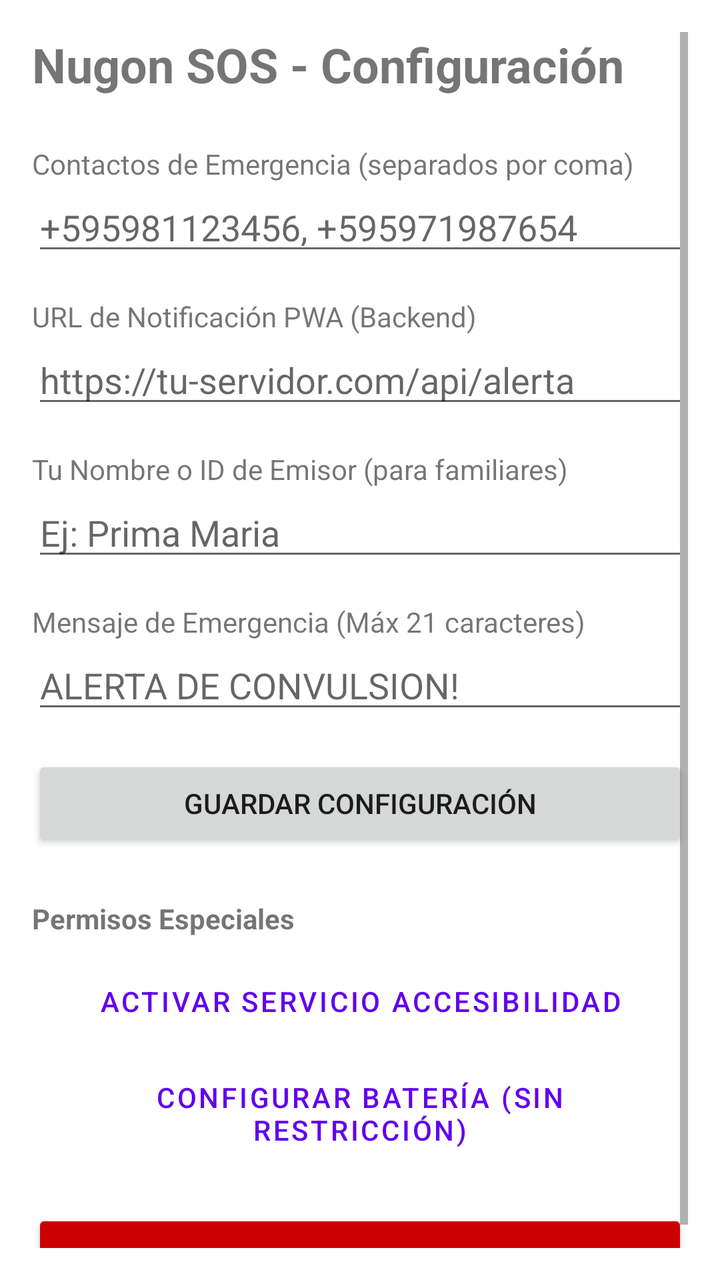
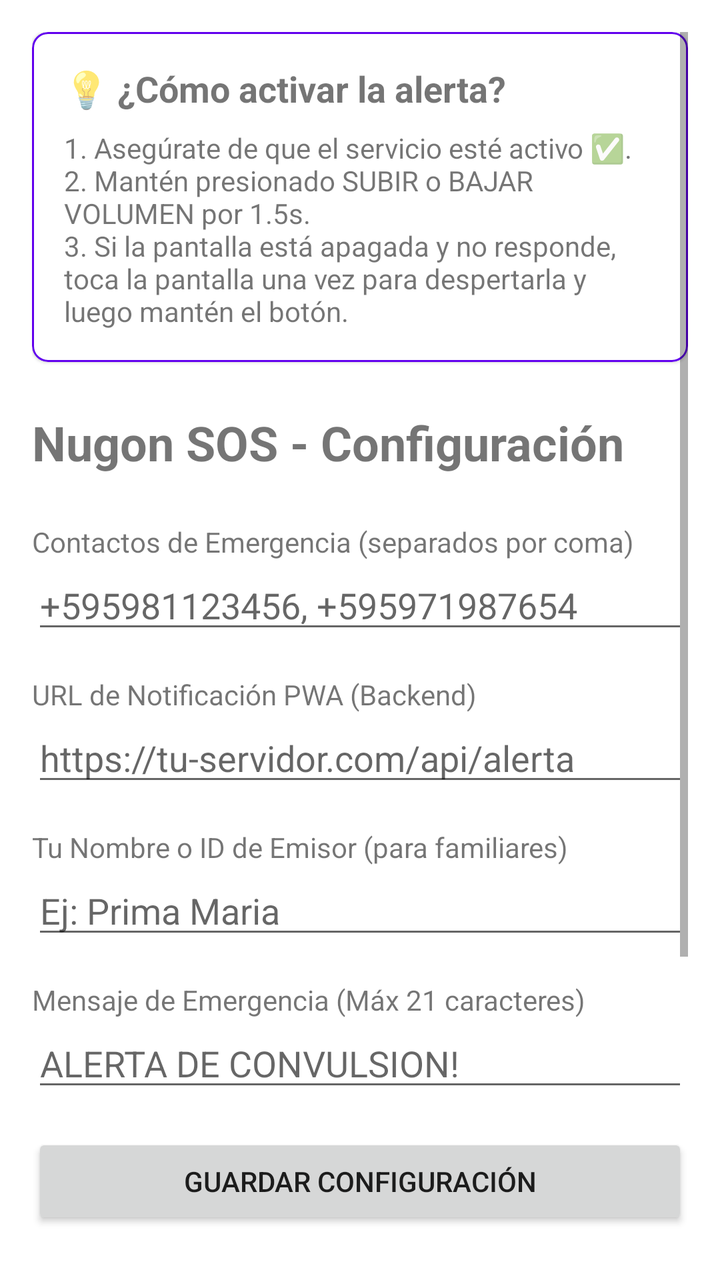

An Android layout rendered at two revisions. The XML below is the earlier revision; the diff shows what the commit changed to produce the second picture.
<!-- AndroidManifest.xml: application theme Theme.Nugonandroid -->
<!-- res/layout/activity_main.xml -->
<?xml version="1.0" encoding="utf-8"?>
<ScrollView xmlns:android="http://schemas.android.com/apk/res/android"
    android:layout_width="match_parent"
    android:layout_height="match_parent"
    android:padding="16dp">

    <LinearLayout
        android:layout_width="match_parent"
        android:layout_height="wrap_content"
        android:orientation="vertical">

        <TextView
            android:layout_width="match_parent"
            android:layout_height="wrap_content"
            android:text="@string/config_title"
            android:textSize="24sp"
            android:textStyle="bold"
            android:layout_marginBottom="24dp" />

        <TextView
            android:layout_width="match_parent"
            android:layout_height="wrap_content"
            android:text="@string/contacts_label" />

        <EditText
            android:id="@+id/contactsEditText"
            android:layout_width="match_parent"
            android:layout_height="wrap_content"
            android:hint="@string/contacts_hint"
            android:inputType="phone"
            android:autofillHints="phoneNumber"
            android:layout_marginBottom="16dp" />

        <TextView
            android:layout_width="match_parent"
            android:layout_height="wrap_content"
            android:text="@string/backend_url_label" />

        <EditText
            android:id="@+id/backendUrlEditText"
            android:layout_width="match_parent"
            android:layout_height="wrap_content"
            android:hint="@string/backend_url_hint"
            android:inputType="textUri"
            android:autofillHints="url"
            android:layout_marginBottom="16dp" />

        <TextView
            android:layout_width="match_parent"
            android:layout_height="wrap_content"
            android:text="@string/sender_id_label" />

        <EditText
            android:id="@+id/senderIdEditText"
            android:layout_width="match_parent"
            android:layout_height="wrap_content"
            android:hint="@string/sender_id_hint"
            android:inputType="text"
            android:autofillHints="name"
            android:layout_marginBottom="16dp" />

        <TextView
            android:layout_width="match_parent"
            android:layout_height="wrap_content"
            android:text="@string/message_label" />

        <EditText
            android:id="@+id/messageEditText"
            android:layout_width="match_parent"
            android:layout_height="wrap_content"
            android:hint="@string/message_default"
            android:inputType="textCapCharacters"
            android:maxLength="21"
            android:layout_marginBottom="16dp" />

        <Button
            android:id="@+id/saveButton"
            android:layout_width="match_parent"
            android:layout_height="wrap_content"
            android:text="@string/save_button"
            android:layout_marginBottom="24dp" />

        <TextView
            android:layout_width="match_parent"
            android:layout_height="wrap_content"
            android:text="@string/special_permissions_label"
            android:textStyle="bold"
            android:layout_marginBottom="8dp" />

        <Button
            android:id="@+id/accessibilityButton"
            android:layout_width="match_parent"
            android:layout_height="wrap_content"
            android:text="@string/accessibility_button"
            style="@style/Widget.MaterialComponents.Button.OutlinedButton"
            android:layout_marginBottom="8dp" />

        <Button
            android:id="@+id/batteryButton"
            android:layout_width="match_parent"
            android:layout_height="wrap_content"
            android:text="@string/battery_button"
            style="@style/Widget.MaterialComponents.Button.OutlinedButton"
            android:layout_marginBottom="24dp" />

        <Button
            android:id="@+id/testButton"
            android:layout_width="match_parent"
            android:layout_height="wrap_content"
            android:text="@string/test_alert_button"
            android:backgroundTint="@android:color/holo_red_dark"
            android:textColor="@android:color/white" />

    </LinearLayout>
</ScrollView>
<!-- resources referenced by this layout -->
<resources>
  <string name="accessibility_button">Activar Servicio Accesibilidad</string>
  <string name="backend_url_hint">https://tu-servidor.com/api/alerta</string>
  <string name="backend_url_label">URL de Notificación PWA (Backend)</string>
  <string name="battery_button">Configurar Batería (Sin Restricción)</string>
  <string name="config_title">Nugon SOS - Configuración</string>
  <string name="contacts_hint">+595981123456, +595971987654</string>
  <string name="contacts_label">Contactos de Emergencia (separados por coma)</string>
  <string name="message_default">ALERTA DE CONVULSION!</string>
  <string name="message_label">Mensaje de Emergencia (Máx 21 caracteres)</string>
  <string name="save_button">Guardar Configuración</string>
  <string name="sender_id_hint">Ej: Prima Maria</string>
  <string name="sender_id_label">Tu Nombre o ID de Emisor (para familiares)</string>
  <string name="special_permissions_label">Permisos Especiales</string>
  <string name="test_alert_button">ENVIAR ALERTA DE PRUEBA</string>
  <style name="Theme.Nugonandroid" parent="Theme.MaterialComponents.DayNight.DarkActionBar">
          
          <item name="colorPrimary">@color/purple_500</item>
          <item name="colorPrimaryVariant">@color/purple_700</item>
          <item name="colorOnPrimary">@color/white</item>
          
          <item name="colorSecondary">@color/teal_200</item>
          <item name="colorSecondaryVariant">@color/teal_700</item>
          <item name="colorOnSecondary">@color/black</item>
          
          <item name="android:statusBarColor">?attr/colorPrimaryVariant</item>
          
      </style>
  <color name="purple_500">#FF6200EE</color>
  <color name="purple_700">#FF3700B3</color>
  <color name="white">#FFFFFFFF</color>
  <color name="teal_200">#FF03DAC5</color>
  <color name="teal_700">#FF018786</color>
  <color name="black">#FF000000</color>
</resources>

<!-- the commit's change to res/layout/activity_main.xml (unified diff, before → after) -->
@@ -1,5 +1,6 @@
 <?xml version="1.0" encoding="utf-8"?>
 <ScrollView xmlns:android="http://schemas.android.com/apk/res/android"
+    xmlns:app="http://schemas.android.com/apk/res-auto"
     android:layout_width="match_parent"
     android:layout_height="match_parent"
     android:padding="16dp">
@@ -8,6 +9,36 @@
         android:layout_width="match_parent"
         android:layout_height="wrap_content"
         android:orientation="vertical">
+
+        <com.google.android.material.card.MaterialCardView
+            android:layout_width="match_parent"
+            android:layout_height="wrap_content"
+            android:layout_marginBottom="24dp"
+            app:cardCornerRadius="8dp"
+            app:strokeWidth="1dp"
+            app:strokeColor="?attr/colorPrimary">
+
+            <LinearLayout
+                android:layout_width="match_parent"
+                android:layout_height="wrap_content"
+                android:orientation="vertical"
+                android:padding="16dp">
+
+                <TextView
+                    android:layout_width="match_parent"
+                    android:layout_height="wrap_content"
+                    android:text="@string/instructions_title"
+                    android:textStyle="bold"
+                    android:textSize="18sp"
+                    android:layout_marginBottom="8dp" />
+
+                <TextView
+                    android:layout_width="match_parent"
+                    android:layout_height="wrap_content"
+                    android:text="@string/instructions_content"
+                    android:textSize="14sp" />
+            </LinearLayout>
+        </com.google.android.material.card.MaterialCardView>
 
         <TextView
             android:layout_width="match_parent"
<!-- resource entries referenced after the edit -->
@@ -7,6 +7,8 @@
   <string name="config_title">Nugon SOS - Configuración</string>
   <string name="contacts_hint">+595981123456, +595971987654</string>
   <string name="contacts_label">Contactos de Emergencia (separados por coma)</string>
+  <string name="instructions_content">1. Asegúrate de que el servicio esté activo ✅.\n2. Mantén presionado SUBIR o BAJAR VOLUMEN por 1.5s.\n3. Si la pantalla está apagada y no responde, toca la pantalla una vez para despertarla y luego mantén el botón.</string>
+  <string name="instructions_title">💡 ¿Cómo activar la alerta?</string>
   <string name="message_default">ALERTA DE CONVULSION!</string>
   <string name="message_label">Mensaje de Emergencia (Máx 21 caracteres)</string>
   <string name="save_button">Guardar Configuración</string>
